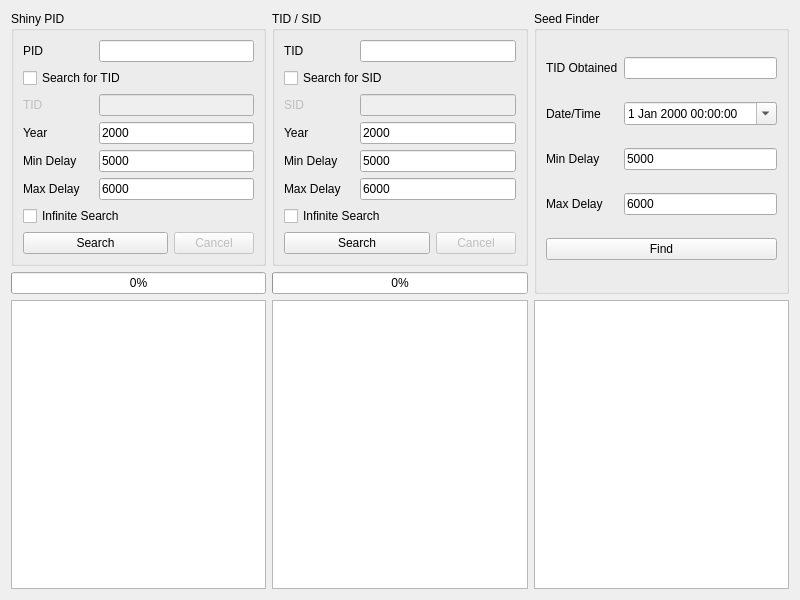
Qt form Forms/Gen4/IDs4.ui (Admiral-Fish/PokeFinder) before a commit.
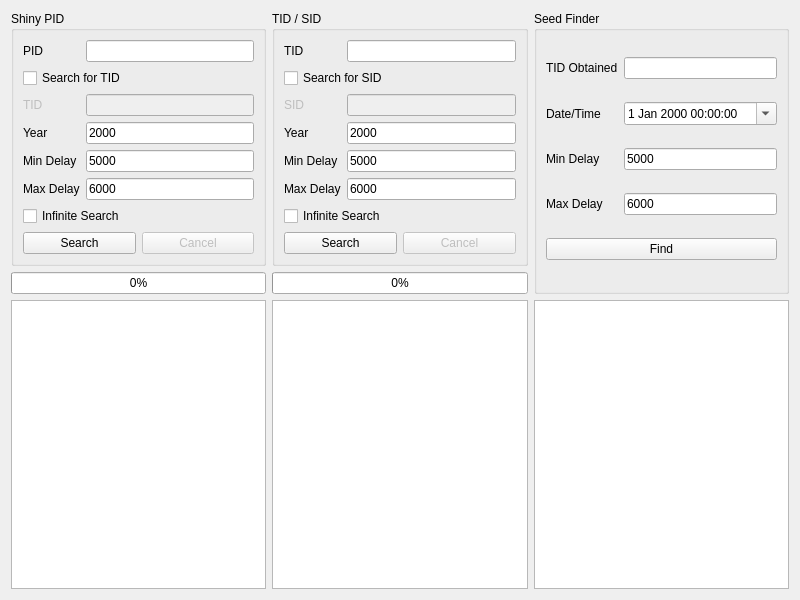
The same form after that commit. Custom widgets are drawn as their Qt base class.

Diff of the .ui file:
```diff
--- a/Forms/Gen4/IDs4.ui
+++ b/Forms/Gen4/IDs4.ui
@@ -39,7 +39,7 @@
         </property>
        </widget>
       </item>
-      <item row="0" column="1" colspan="2">
+      <item row="0" column="1">
        <widget class="TextBox" name="textBoxShinyPIDPID">
         <property name="maxLength">
          <number>8</number>
@@ -63,7 +63,7 @@
         </property>
        </widget>
       </item>
-      <item row="2" column="1" colspan="2">
+      <item row="2" column="1">
        <widget class="TextBox" name="textBoxShinyPIDTID">
         <property name="enabled">
          <bool>false</bool>
@@ -80,7 +80,7 @@
         </property>
        </widget>
       </item>
-      <item row="3" column="1" colspan="2">
+      <item row="3" column="1">
        <widget class="TextBox" name="textBoxShinyPIDYear">
         <property name="text">
          <string notr="true">2000</string>
@@ -97,7 +97,7 @@
         </property>
        </widget>
       </item>
-      <item row="4" column="1" colspan="2">
+      <item row="4" column="1">
        <widget class="TextBox" name="textBoxShinyPIDMinDelay">
         <property name="text">
          <string notr="true">5000</string>
@@ -114,7 +114,7 @@
         </property>
        </widget>
       </item>
-      <item row="5" column="1" colspan="2">
+      <item row="5" column="1">
        <widget class="TextBox" name="textBoxShinyPIDMaxDelay">
         <property name="text">
          <string notr="true">6000</string>
@@ -132,13 +132,15 @@
        </widget>
       </item>
       <item row="7" column="0" colspan="2">
+       <layout class="QHBoxLayout" name="horizontalLayout">
+        <item>
        <widget class="QPushButton" name="pushButtonShinyPIDSearch">
         <property name="text">
          <string>Search</string>
         </property>
        </widget>
       </item>
-      <item row="7" column="2">
+        <item>
        <widget class="QPushButton" name="pushButtonShinyPIDCancel">
         <property name="enabled">
          <bool>false</bool>
@@ -149,6 +151,8 @@
        </widget>
       </item>
      </layout>
+      </item>
+     </layout>
     </widget>
    </item>
    <item row="0" column="1">
@@ -170,7 +174,7 @@
         </property>
        </widget>
       </item>
-      <item row="0" column="1" colspan="2">
+      <item row="0" column="1">
        <widget class="TextBox" name="textBoxTIDSIDTID">
         <property name="maxLength">
          <number>5</number>
@@ -194,7 +198,7 @@
         </property>
        </widget>
       </item>
-      <item row="2" column="1" colspan="2">
+      <item row="2" column="1">
        <widget class="TextBox" name="textBoxTIDSIDSID">
         <property name="enabled">
          <bool>false</bool>
@@ -211,7 +215,7 @@
         </property>
        </widget>
       </item>
-      <item row="3" column="1" colspan="2">
+      <item row="3" column="1">
        <widget class="TextBox" name="textBoxTIDSIDYear">
         <property name="text">
          <string notr="true">2000</string>
@@ -228,7 +232,7 @@
         </property>
        </widget>
       </item>
-      <item row="4" column="1" colspan="2">
+      <item row="4" column="1">
        <widget class="TextBox" name="textBoxTIDSIDMinDelay">
         <property name="text">
          <string notr="true">5000</string>
@@ -245,7 +249,7 @@
         </property>
        </widget>
       </item>
-      <item row="5" column="1" colspan="2">
+      <item row="5" column="1">
        <widget class="TextBox" name="textBoxTIDSIDMaxDelay">
         <property name="text">
          <string notr="true">6000</string>
@@ -263,13 +267,15 @@
        </widget>
       </item>
       <item row="7" column="0" colspan="2">
+       <layout class="QHBoxLayout" name="horizontalLayout_2">
+        <item>
        <widget class="QPushButton" name="pushButtonTIDSIDSearch">
         <property name="text">
          <string>Search</string>
         </property>
        </widget>
       </item>
-      <item row="7" column="2">
+        <item>
        <widget class="QPushButton" name="pushButtonTIDSIDCancel">
         <property name="enabled">
          <bool>false</bool>
@@ -280,6 +286,8 @@
        </widget>
       </item>
      </layout>
+      </item>
+     </layout>
     </widget>
    </item>
    <item row="1" column="0">
```
Left out of the diff: 4 changed lines with no effect on the pictures. Lines whose indentation alone changed are shown as unchanged.
